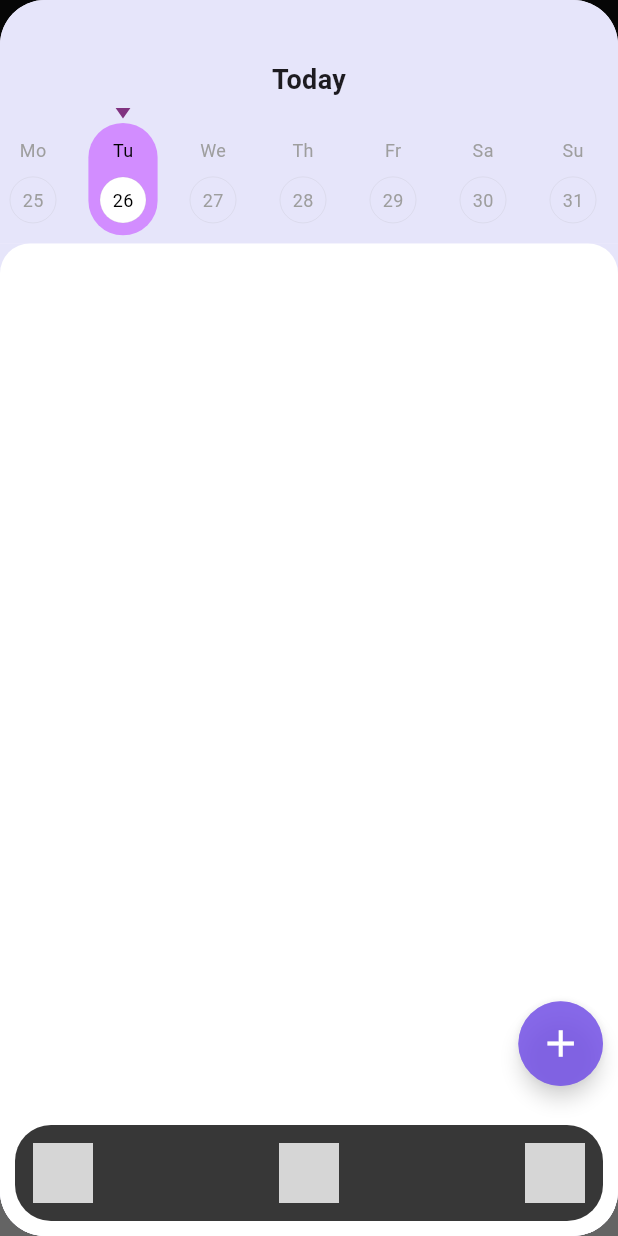
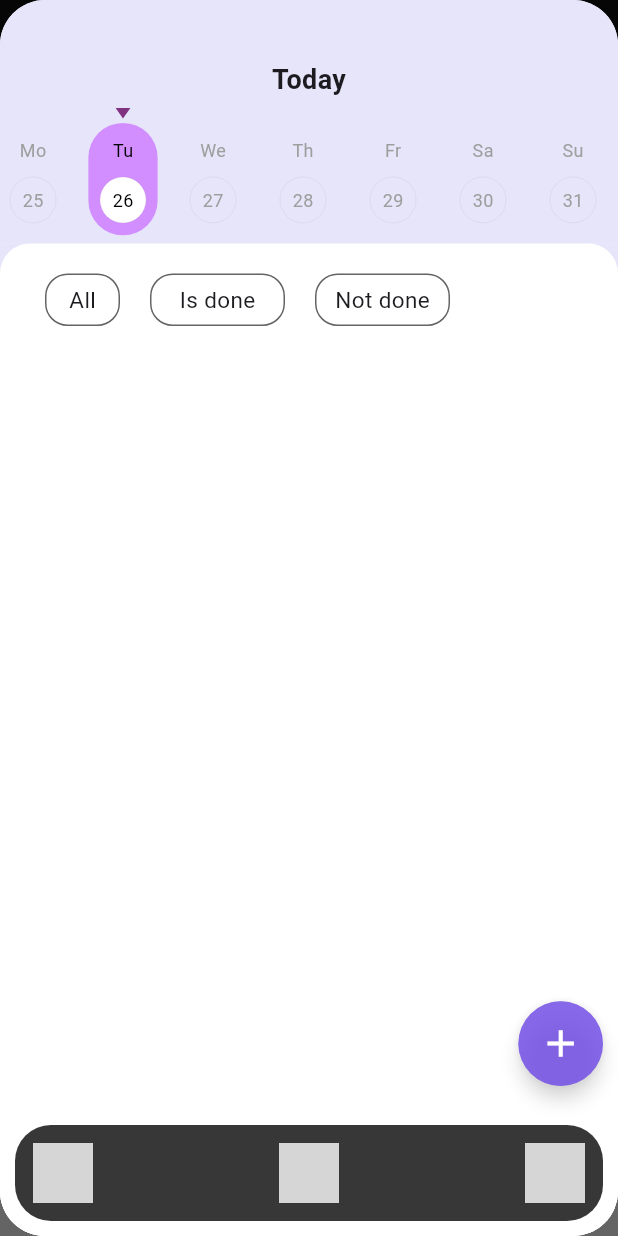
Before and after one commit to thanhbinhs/Time-Varience-Authority, a Flutter app: the screen it shows once a user with an empty profile is signed in, on a phone screen of 412 x 824 dp. Run offline on Flutter 3.47's test engine with Material 3 defaults, Android fonts, the phone set to English and light mode, and no system bars; drawn by our look-alikes of rive; our stand-ins replace animate_do, cloud_firestore, firebase_auth, firebase_core, get, google_sign_in and 2 more; missing offline and left inert: firebase_ui_auth, firebase_ui_oauth_google; accounts and stored records are empty; grey boxes are pictures that could not be loaded.

Commit message:
Task: classify

```diff
--- a/lib/Widgets/Routine/ListTaskWidget/MainTaskWidget_v2.dart
+++ b/lib/Widgets/Routine/ListTaskWidget/MainTaskWidget_v2.dart
@@ -1,13 +1,10 @@
 import 'dart:io' if(dart.library.js) 'dart:js';
 
 import 'package:firebase_auth/firebase_auth.dart';
+import 'package:flutter/cupertino.dart';
 import 'package:flutter/material.dart';
 import 'package:cloud_firestore/cloud_firestore.dart';
-import 'package:get/get.dart';
-import 'package:intl/intl.dart';
-import 'package:tva/Models/task.dart';
 import 'package:tva/Services/database_service.dart';
-import 'package:tva/Widgets/Routine/ListTaskWidget/MainTaskWidget.dart';
 import 'package:tva/src/action_pane_motions.dart';
 import 'package:tva/src/actions.dart';
 import 'package:tva/src/slidable.dart';
@@ -27,7 +24,12 @@ class MainTaskWidget extends StatefulWidget {
 class _MainTaskWidgetState extends State<MainTaskWidget> {
   final user = FirebaseAuth.instance.currentUser!;
   int index = VariableData.index;
+  bool checkDone = false;
+  bool  checkAll = true;
 
+  void Delete(String id){
+    Database().delete(user.uid, id);
+  }
 
 
   @override
@@ -35,15 +37,28 @@ class _MainTaskWidgetState extends State<MainTaskWidget> {
     VariableData variableData = VariableData(context);
     // DateTime selectedDate = DateTime.now();
     // DateTime startOfDay = DateTime(selectedDate.year, selectedDate.month, selectedDate.day);
+
     return Expanded(
       child: StreamBuilder<QuerySnapshot>(
-        stream: FirebaseFirestore.instance
+        stream: checkAll == false ?
+        FirebaseFirestore.instance
             .collection('users')
             .doc(user.uid)
             .collection('tasks')
-            .where('is_done', isEqualTo: false)
+            // .orderBy('day', descending: true)
+            .where('is_done', isEqualTo: checkDone)
+            .where('day', isEqualTo: widget.dayIsPressed)
+            .snapshots()
+        :
+        FirebaseFirestore.instance
+            .collection('users')
+            .doc(user.uid)
+            .collection('tasks')
+        // .orderBy('day', descending: true)
+        //     .where('is_done', isEqualTo: checkDone)
             .where('day', isEqualTo: widget.dayIsPressed)
             .snapshots(),
+
         builder: (BuildContext context, AsyncSnapshot<QuerySnapshot> snapshot) {
           if (snapshot.hasError) {
             return Text('Something went wrong');
@@ -75,44 +90,157 @@ class _MainTaskWidgetState extends State<MainTaskWidget> {
                   ],
                 ),
                 Column(
-                  mainAxisAlignment: MainAxisAlignment.end,
+                  mainAxisAlignment: MainAxisAlignment.start,
                   children: [
+                    SizedBox(height: 20,),
                     Container(
-                      height: variableData.screenHeight() * 0.8,
-                      // color: Colors.blue,
+                      height: 35,
+                      width: variableData.screenWidth() - 20,
+                      // color: Colors.black,
                       child: ListView(
-                        children:
-                        snapshot.data!.docs
-                            .map((DocumentSnapshot document) {
-                          Map<String, dynamic> data =
-                          document.data()! as Map<String, dynamic>;
-                          return Container(
-                            child: Column(
+                        scrollDirection: Axis.horizontal,
                         children: [
+                          SizedBox(width: 10),
+
+                          InkWell(
+                            onTap: (){
+                              setState(() {
+                                checkAll = true;
+                                checkDone = false;
+                              });
+                            },
+                            child: Padding(
+                              padding: EdgeInsets.symmetric(horizontal: 10),
+                              child: Container(
+                                height: 35,
+                                width: 50,
+                                decoration: BoxDecoration(
+                                  // color: Colors.black,
+                                  borderRadius: BorderRadius.circular(15),
+                                  border: Border.all(
+                                    color: variableData.colorBorder, // Màu viền mong muốn
+                                    width: 1, // Độ dày của viền
+                                  ),
+                                ),
+                                child:
+                                    Center(
+                                      child: Text(
+                                        "All",
+                                        style: TextStyle(
+                                          fontSize: 15,
+                                          // fontWeight: FontWeight.bold,
+                                        ),
+                                      ),
+                                    ),
+
+                              ),
+                            ),
+                          ),
+
+                          InkWell(
+                            onTap: (){
+                              setState(() {
+                                checkAll = false;
+                                checkDone = true;
+                              });
+                            },
+                            child: Padding(
+                              padding: EdgeInsets.symmetric(horizontal: 10),
+                              child: Container(
+                                height: 35,
+                                width: 90,
+                                decoration: BoxDecoration(
+                                  // color: Colors.black,
+                                  borderRadius: BorderRadius.circular(15),
+                                  border: Border.all(
+                                    color: variableData.colorBorder, // Màu viền mong muốn
+                                    width: 1, // Độ dày của viền
+                                  ),
+                                ),
+                                child:
+                                Center(
+                                  child: Text(
+                                    "Is done",
+                                    style: TextStyle(
+                                      fontSize: 15,
+                                      // fontWeight: FontWeight.bold,
+                                    ),
+                                  ),
+                                ),
+
+                              ),
+                            ),
+                          ),
+
+
+                          InkWell(
+                            onTap: (){
+                              setState(() {
+                                checkAll = false;
+                                checkDone = false;
+                              });
+                            },
+                            child: Padding(
+                              padding: EdgeInsets.symmetric(horizontal: 10),
+                              child: Container(
+                                height: 35,
+                                width: 90,
+                                decoration: BoxDecoration(
+                                  // color: Colors.black,
+                                  borderRadius: BorderRadius.circular(15),
+                                  border: Border.all(
+                                    color: variableData.colorBorder, // Màu viền mong muốn
+                                    width: 1, // Độ dày của viền
+                                  ),
+                                ),
+                                child:
+                                Center(
+                                  child: Text(
+                                    "Not done",
+                                    style: TextStyle(
+                                      fontSize: 15,
+                                      // fontWeight: FontWeight.bold,
+                                    ),
+                                  ),
+                                ),
+
+                              ),
+                            ),
+                          ),
+
+                        ],
+                      ),
+                    ),
                     Container(
-                                  child: IntrinsicHeight(
-                                    child: Column(
-                                      children: [
-                                        Slidable(
+                      height: variableData.screenHeight() * 0.69,
+                      child: ListView.separated(
+                        padding: EdgeInsets.only(top: 10,bottom: 40),
+                        separatorBuilder: (BuildContext context, int index) => SizedBox(height: 0), // Thay thế bằng widget phân cách mong muốn
+                        itemCount: snapshot.data!.docs.length,
+                        itemBuilder: (BuildContext context, int index) {
+                          DocumentSnapshot document = snapshot.data!.docs[index];
+                          Map<String, dynamic> data = document.data()! as Map<String, dynamic>;
+                          return  Slidable(
                             key: const ValueKey(0),
-                                          endActionPane: const ActionPane(
-                                            motion: DrawerMotion(),
+                            endActionPane: ActionPane(
+                              motion: const DrawerMotion(),
                               children: [
                                 SlidableAction(
-                                                onPressed: Edit,
-                                                backgroundColor: Color.fromARGB(
-                                                    100, 100, 100, 100),
+                                  onPressed: (context) => {
+                                  },
+                                  backgroundColor: Color.fromARGB(220, 100, 100, 100),
                                   foregroundColor: Colors.white,
                                   icon: Icons.edit,
-                                                label: "Edit",
+                                  label: 'Edit',
                                 ),
                                 SlidableAction(
-                                                // onPressed: Delete(context,Database()),
-                                                onPressed: Edit,
-                                                backgroundColor: Color.fromARGB(
-                                                    150, 255, 0, 0),
+                                  onPressed: (context) => {
+                                    Database().delete(user.uid, data['id']),
+                                  },
+                                  backgroundColor: Color.fromARGB(220, 255, 70, 70),
                                   foregroundColor: Colors.white,
-                                                icon: Icons.delete_outline,
+                                  icon: Icons.delete_forever,
+                                  label: 'Delete',
                                 ),
                               ],
                             ),
@@ -150,7 +278,7 @@ class _MainTaskWidgetState extends State<MainTaskWidget> {
                                                             .abc),
                                                     onPressed:
                                                         () {
-                                                                    Database().delete(user.uid, data['id']);
+
                                                       // print("123");
                                                     },
                                                   )),
@@ -255,6 +383,7 @@ class _MainTaskWidgetState extends State<MainTaskWidget> {
                                                                 });
                                                           },
                                                           child:
+                                                          data['is_done'] ?
                                                           Container(
                                                             height:
                                                             35,
@@ -266,7 +395,18 @@ class _MainTaskWidgetState extends State<MainTaskWidget> {
                                                               Icons.check_circle_rounded,
                                                               size:
                                                               35,
-                                                                            color: data["is_done"] == true ? Colors.green : Colors.white,
+                                                              color: Color.fromARGB(255,94, 190, 109),
+                                                            ),
+                                                          ) :
+                                                          Container(
+                                                            height: 27,
+                                                            width: 27,
+                                                            decoration: BoxDecoration(
+                                                              shape: BoxShape.circle,
+                                                              border: Border.all(
+                                                                width: 2,
+                                                                color: Colors.grey,
+                                                              ),
                                                             ),
                                                           ),
                                                         ),
@@ -284,15 +424,8 @@ class _MainTaskWidgetState extends State<MainTaskWidget> {
                                 ),
                               ),
                             ),
-                                        ),
-                                      ],
-                                    ),
-                                  ),
-                                ),
-                              ],
-                            ),
                           );
-                        }).toList(),
+                        },
                       ),
                     ),
                   ],
--- a/lib/Widgets/Routine/VariablesDataRoutineClass.dart
+++ b/lib/Widgets/Routine/VariablesDataRoutineClass.dart
@@ -33,6 +33,10 @@ class VariableData {
   Color colorBackGround = Color.fromARGB(255, 230, 229, 250);
   Color colorIsPressed =   Color.fromARGB(255, 210, 181, 255);
   Color colorCurDay = Color.fromARGB(255, 210, 141, 255);
+
+  Color colorBorder = Color.fromARGB(255, 100, 100, 100);
+
+
 
   bool checkCorrectTime (var startHour, var startMinute, var endMinute, var endHour){
     bool checkCorrectTime = false;
--- a/lib/src/slidable.dart
+++ b/lib/src/slidable.dart
@@ -2,7 +2,6 @@ import 'package:flutter/gestures.dart';
 import 'package:flutter/widgets.dart';
 import 'package:tva/src/auto_close_behavior.dart';
 import 'package:tva/src/notifications_old.dart';
-
 import 'action_pane_configuration.dart';
 import 'controller.dart';
 import 'dismissal.dart';
```
Lines whose indentation alone changed are shown as unchanged.
